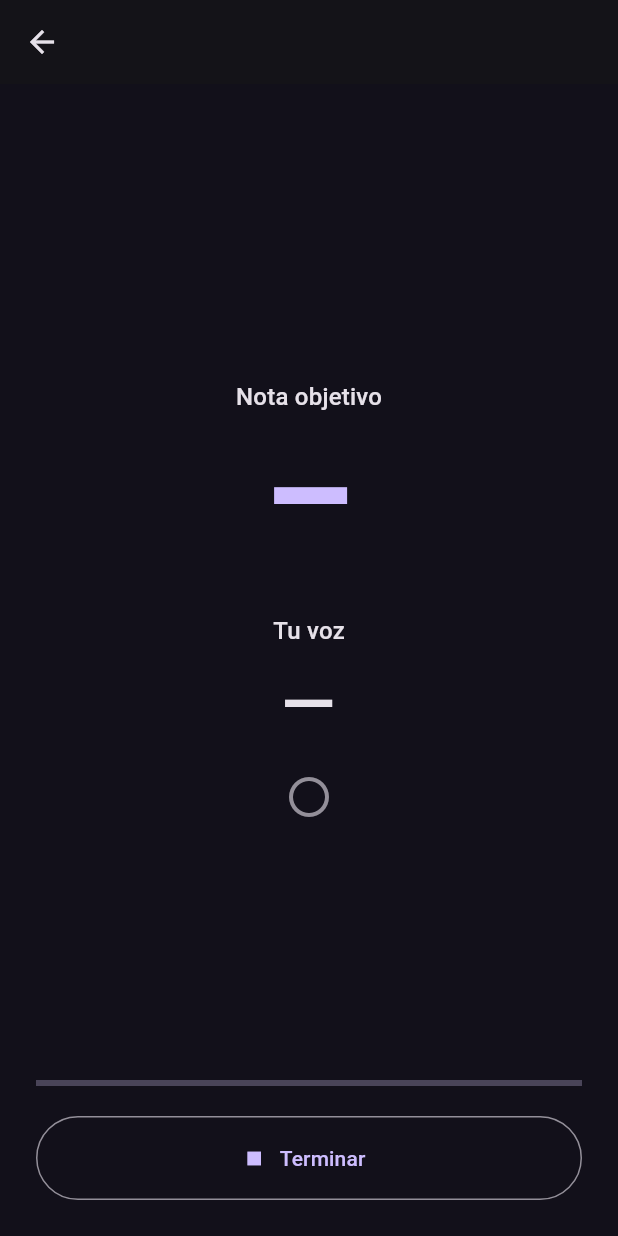
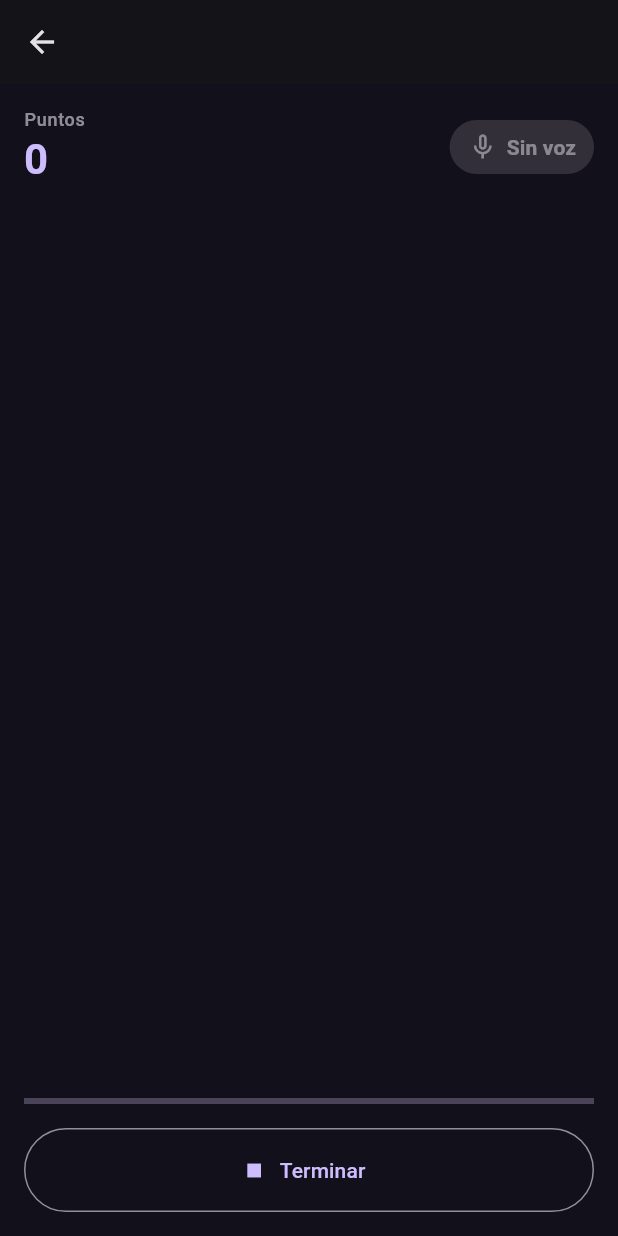
Before and after one commit to alexisfagnolad-beep/app-karaoke-musica, a Flutter app: the KaraokeScreen screen opened directly with empty values, after a tap on "Empezar a cantar", on a phone screen of 412 x 824 dp. Run offline on Flutter 3.47's test engine with Material 3 defaults, Android fonts, the phone set to English and light mode, and no system bars; our stand-ins replace file_picker, flutter_secure_storage, just_audio, open_filex, package_info_plus, permission_handler; missing offline and left inert: flutter_audio_capture, pitch_detector_dart; accounts and stored records are empty; network calls fail.

Commit message:
Karaoke visual: barras de melodía estilo SingStar con puntaje en vivo
La práctica melódica ahora es un juego: la línea melódica se dibuja como
barras que se desplazan (largo de la barra = duración/fraseo de la nota). Al
cantar sobre la barra afinado, se ilumina y suma puntos; si desafinás, tu voz
aparece como una barrita más tenue arriba (agudo) o abajo (grave). Solo suma
puntos mientras estás sobre la barra, y sostener la nota entera suma más.

- Melody.notes(): agrupa cuadros en notas sostenidas (barras), puentea
  micro-silencios y descarta jitter. Validado localmente.
- KaraokeController: estado en vivo (notes, noteLit por barra, activeNote,
  livePitch, liveScore, direction agudo/grave) actualizado por frame de mic.
- PitchRollView: CustomPainter que dibuja las barras scrolleando a ~60fps,
  la iluminación de lo cantado, la línea "ahora" y tu voz plegada a la octava
  del objetivo (verde si pegás, ámbar tenue si no).
- KaraokeScreen: reemplaza el texto grande por el pitch-roll + encabezado con
  puntaje en vivo e indicador Afinado/Agudo/Grave. El puntaje final no cambia.

Co-Authored-By: Claude Opus 4.8 <noreply@anthropic.com>
Claude-Session: https://claude.ai/code/session_01YTrSmuHpnRj1oa43gKrDhM

```diff
--- a/lib/features/karaoke/data/karaoke_controller.dart
+++ b/lib/features/karaoke/data/karaoke_controller.dart
@@ -44,6 +44,32 @@ class KaraokeController extends ChangeNotifier {
   MelodyFrame? _target;
   int _hits = 0;
 
+  // --- Estado del juego melódico en vivo (barras estilo karaoke) ---
+  /// Notas de la melodía como barras (fraseo). Vacío en modo rítmico.
+  List<MelodyNote> notes = const [];
+
+  /// Cuánto se "iluminó" cada barra (0..1): fracción de su duración cantada
+  /// afinada. Paralelo a [notes].
+  List<double> noteLit = const [];
+
+  /// Índice de la barra activa (la que suena ahora), o null.
+  int? activeNote;
+
+  /// Nota MIDI continua que está cantando el usuario ahora, o null.
+  double? _livePitch;
+
+  /// Puntaje en vivo, va sumando mientras cantás sobre la barra.
+  double _liveScore = 0;
+
+  /// Afinación respecto de la barra activa: -1 grave (abajo), +1 agudo
+  /// (arriba), 0 afinado.
+  int _direction = 0;
+
+  double? _lastT;
+
+  /// Semitonos de tolerancia para considerar que "pegaste" la barra.
+  static const double onPitchTolerance = 1.5;
+
   KaraokeResult? melodicResult;
   RhythmResult? rhythmResult;
 
@@ -52,11 +78,16 @@ class KaraokeController extends ChangeNotifier {
   MusicalNote? get sung => _sung;
   MelodyFrame? get target => _target;
   int get hits => _hits;
+  double? get livePitch => _livePitch;
+  int get liveScore => _liveScore.floor();
+  int get direction => _direction;
   bool get finished => melodicResult != null || rhythmResult != null;
 
   Future<void> loadMelodic(String instrumentalPath, Melody melody) async {
     _melody = melody;
     _rhythm = null;
+    notes = melody.notes();
+    noteLit = List<double>.filled(notes.length, 0);
     await player.setAudioSource(AudioSource.uri(Uri.file(instrumentalPath)));
     player.playerStateStream.listen(_onPlayerState);
   }
@@ -83,6 +114,12 @@ class KaraokeController extends ChangeNotifier {
     _userOnsets.clear();
     _onset.reset();
     _hits = 0;
+    _liveScore = 0;
+    _direction = 0;
+    _lastT = null;
+    activeNote = null;
+    _livePitch = null;
+    if (noteLit.isNotEmpty) noteLit = List<double>.filled(notes.length, 0);
     notifyListeners();
 
     final status = await Permission.microphone.request();
@@ -97,8 +134,12 @@ class KaraokeController extends ChangeNotifier {
         await _capture.init();
         _capInited = true;
       }
-      await _capture.start(_onAudio, _onError,
-          sampleRate: sampleRate, bufferSize: bufferSize);
+      await _capture.start(
+        _onAudio,
+        _onError,
+        sampleRate: sampleRate,
+        bufferSize: bufferSize,
+      );
       _running = true;
       await player.seek(Duration.zero);
       player.play();
@@ -128,10 +169,49 @@ class KaraokeController extends ChangeNotifier {
       } else {
         _sung = null;
       }
+      _livePitch = midi;
       _samples.add(PerformanceSample(t, midi));
       _target = _melody!.frameAt(t);
+      _updateLiveGame(t, midi);
     }
     notifyListeners();
+  }
+
+  /// Actualiza barras activas, iluminación y puntaje en vivo.
+  void _updateLiveGame(double t, double? midi) {
+    final dt = _lastT == null ? 0.0 : (t - _lastT!).clamp(0.0, 0.25);
+    _lastT = t;
+
+    final idx = _noteIndexAt(t);
+    activeNote = idx;
+
+    if (idx == null || midi == null) {
+      _direction = 0;
+      return;
+    }
+
+    final diff = octaveFoldedDiff(midi, notes[idx].midi);
+    if (diff.abs() <= onPitchTolerance) {
+      _direction = 0;
+      // Iluminar la barra en proporción al tiempo cantado afinado.
+      final dur = notes[idx].duration;
+      if (dur > 0) {
+        noteLit[idx] = (noteLit[idx] + dt / dur).clamp(0.0, 1.0);
+      }
+      // Sumar puntos: más cerca de la nota y más sostenido = más puntaje.
+      final closeness = (1.0 - diff.abs() / onPitchTolerance).clamp(0.0, 1.0);
+      _liveScore += dt * (60 + 40 * closeness);
+    } else {
+      _direction = diff > 0 ? 1 : -1; // agudo (arriba) / grave (abajo).
+    }
+  }
+
+  /// Índice de la barra que suena en el instante [t], o null.
+  int? _noteIndexAt(double t) {
+    for (var i = 0; i < notes.length; i++) {
+      if (t >= notes[i].startT && t < notes[i].endT) return i;
+    }
+    return null;
   }
 
   void _onError(Object e) {
--- a/lib/features/karaoke/domain/melody.dart
+++ b/lib/features/karaoke/domain/melody.dart
@@ -6,7 +6,27 @@ class MelodyFrame {
   final int? midi; // nota MIDI objetivo, o null si no hay voz
   final bool voiced;
 
-  const MelodyFrame({required this.t, required this.midi, required this.voiced});
+  const MelodyFrame({
+    required this.t,
+    required this.midi,
+    required this.voiced,
+  });
+}
+
+/// Una nota sostenida de la melodía: una barra del karaoke. Su duración
+/// (endT - startT) refleja el fraseo — notas largas = barras largas.
+class MelodyNote {
+  final double startT;
+  final double endT;
+  final int midi;
+
+  const MelodyNote({
+    required this.startT,
+    required this.endT,
+    required this.midi,
+  });
+
+  double get duration => endT - startT;
 }
 
 /// Melodía de referencia generada por la PC (`melody.json`): la nota que debería
@@ -58,4 +78,60 @@ class Melody {
   double get durationSeconds => frames.isEmpty ? 0 : frames.last.t;
 
   bool get hasVoice => frames.any((f) => f.voiced && f.midi != null);
+
+  /// Agrupa los cuadros en notas sostenidas (barras del karaoke): tramos
+  /// contiguos con la misma nota MIDI. Notas más largas → barras más largas
+  /// (respeta el fraseo). Descarta tramos muy cortos (jitter del análisis).
+  ///
+  /// [minDuration]: dura­ción mínima (seg) para que un tramo cuente como nota.
+  /// [maxGap]: hueco máximo (seg) que se "puentea" entre dos tramos de la
+  /// misma nota (para no cortar una nota por micro-silencios del análisis).
+  List<MelodyNote> notes({double minDuration = 0.11, double maxGap = 0.12}) {
+    final result = <MelodyNote>[];
+    final dt = fps > 0 ? 1.0 / fps : 0.02;
+
+    int? curMidi;
+    double? start;
+    double? lastVoicedT;
+
+    void close() {
+      if (curMidi != null && start != null && lastVoicedT != null) {
+        final end = lastVoicedT! + dt;
+        if (end - start! >= minDuration) {
+          result.add(MelodyNote(startT: start!, endT: end, midi: curMidi!));
+        }
+      }
+      curMidi = null;
+      start = null;
+      lastVoicedT = null;
+    }
+
+    for (final f in frames) {
+      final voiced = f.voiced && f.midi != null;
+      if (!voiced) {
+        // Silencio: cerramos salvo que sea un hueco corto dentro de la nota.
+        if (curMidi != null &&
+            lastVoicedT != null &&
+            f.t - lastVoicedT! <= maxGap) {
+          continue; // puenteamos el micro-silencio.
+        }
+        close();
+        continue;
+      }
+      if (curMidi == null) {
+        curMidi = f.midi;
+        start = f.t;
+        lastVoicedT = f.t;
+      } else if (f.midi == curMidi) {
+        lastVoicedT = f.t;
+      } else {
+        close();
+        curMidi = f.midi;
+        start = f.t;
+        lastVoicedT = f.t;
+      }
+    }
+    close();
+    return result;
+  }
 }
--- a/lib/features/karaoke/presentation/karaoke_screen.dart
+++ b/lib/features/karaoke/presentation/karaoke_screen.dart
@@ -1,11 +1,9 @@
 import 'package:flutter/material.dart';
-import 'package:just_audio/just_audio.dart';
 
-import '../../pitch/domain/musical_note.dart';
 import '../data/karaoke_controller.dart';
 import '../domain/melody.dart';
 import '../domain/rhythm.dart';
-import '../domain/scoring.dart';
+import 'pitch_roll_view.dart';
 
 /// Pantalla de práctica con puntaje: reproduce el instrumental, muestra la guía
 /// en vivo (nota objetivo vs tu nota, o los golpes) y al final el puntaje.
@@ -46,11 +44,6 @@ class _KaraokeScreenState extends State<KaraokeScreen> {
     super.dispose();
   }
 
-  static String _midiName(int midi) {
-    final name = MusicalNote.noteNames[midi % 12];
-    return '$name${midi ~/ 12 - 1}';
-  }
-
   @override
   Widget build(BuildContext context) {
     return Scaffold(
@@ -74,77 +67,134 @@ class _KaraokeScreenState extends State<KaraokeScreen> {
   Widget _practiceView() {
     final theme = Theme.of(context);
     return Padding(
-      padding: const EdgeInsets.all(24),
+      padding: const EdgeInsets.all(16),
       child: Column(
         children: [
           if (_c.error != null)
             Container(
               width: double.infinity,
+              margin: const EdgeInsets.only(bottom: 12),
               padding: const EdgeInsets.all(12),
               decoration: BoxDecoration(
                 color: theme.colorScheme.errorContainer,
                 borderRadius: BorderRadius.circular(12),
               ),
-              child: Text(_c.error!,
-                  style: TextStyle(color: theme.colorScheme.onErrorContainer)),
+              child: Text(
+                _c.error!,
+                style: TextStyle(color: theme.colorScheme.onErrorContainer),
+              ),
             ),
-          const Spacer(),
-          if (_c.isRhythm) _rhythmLive() else _melodicLive(),
-          const Spacer(),
+          if (!_c.isRhythm) _melodicHeader(),
+          if (!_c.isRhythm) const SizedBox(height: 12),
+          Expanded(
+            child: _c.isRhythm
+                ? Center(child: _rhythmLive())
+                : PitchRollView(controller: _c),
+          ),
+          const SizedBox(height: 12),
           _progressBar(),
-          const SizedBox(height: 20),
+          const SizedBox(height: 16),
           if (!_c.running)
             FilledButton.icon(
               onPressed: _c.start,
               icon: const Icon(Icons.play_arrow),
               label: Text(_c.isRhythm ? 'Empezar a tocar' : 'Empezar a cantar'),
-              style: FilledButton.styleFrom(minimumSize: const Size.fromHeight(56)),
+              style: FilledButton.styleFrom(
+                minimumSize: const Size.fromHeight(56),
+              ),
             )
           else
             OutlinedButton.icon(
               onPressed: _c.stop,
               icon: const Icon(Icons.stop),
               label: const Text('Terminar'),
-              style: OutlinedButton.styleFrom(minimumSize: const Size.fromHeight(56)),
+              style: OutlinedButton.styleFrom(
+                minimumSize: const Size.fromHeight(56),
+              ),
             ),
         ],
       ),
     );
   }
 
-  Widget _melodicLive() {
+  /// Encabezado del modo melódico: puntaje en vivo + indicador de afinación.
+  Widget _melodicHeader() {
     final theme = Theme.of(context);
-    final target = _c.target;
-    final sung = _c.sung;
+    return Row(
+      mainAxisAlignment: MainAxisAlignment.spaceBetween,
+      crossAxisAlignment: CrossAxisAlignment.center,
+      children: [
+        Column(
+          crossAxisAlignment: CrossAxisAlignment.start,
+          children: [
+            Text(
+              'Puntos',
+              style: theme.textTheme.labelMedium?.copyWith(
+                color: theme.colorScheme.onSurface.withValues(alpha: 0.6),
+              ),
+            ),
+            Text(
+              '${_c.liveScore}',
+              style: theme.textTheme.headlineMedium?.copyWith(
+                fontWeight: FontWeight.bold,
+                color: theme.colorScheme.primary,
+              ),
+            ),
+          ],
+        ),
+        _tuningChip(),
+      ],
+    );
+  }
 
-    var close = false;
-    if (target?.midi != null && sung != null) {
-      close = octaveFoldedDiff(sung.midi.toDouble(), target!.midi!).abs() < 1.0;
+  Widget _tuningChip() {
+    final theme = Theme.of(context);
+    late final IconData icon;
+    late final String text;
+    late final Color color;
+
+    if (!_c.running) {
+      icon = Icons.multitrack_audio;
+      text = 'Cantá sobre las barras';
+      color = theme.colorScheme.onSurface.withValues(alpha: 0.6);
+    } else if (_c.livePitch == null) {
+      icon = Icons.mic_none;
+      text = 'Sin voz';
+      color = theme.colorScheme.onSurface.withValues(alpha: 0.5);
+    } else if (_c.direction == 0) {
+      icon = Icons.check_circle;
+      text = 'Afinado';
+      color = const Color(0xFF4AE3B5);
+    } else if (_c.direction > 0) {
+      icon = Icons.keyboard_arrow_up;
+      text = 'Agudo';
+      color = const Color(0xFFFFB74D);
+    } else {
+      icon = Icons.keyboard_arrow_down;
+      text = 'Grave';
+      color = const Color(0xFFFFB74D);
     }
-    final targetText =
-        (target != null && target.voiced && target.midi != null)
-            ? _midiName(target.midi!)
-            : '–';
-    final sungText = sung?.name != null ? '${sung!.name}${sung.octave}' : '–';
 
-    return Column(
-      children: [
-        Text('Nota objetivo', style: theme.textTheme.titleMedium),
-        Text(targetText,
-            style: theme.textTheme.displayLarge?.copyWith(
-                fontSize: 96, fontWeight: FontWeight.bold,
-                color: theme.colorScheme.primary)),
-        const SizedBox(height: 24),
-        Text('Tu voz', style: theme.textTheme.titleMedium),
-        Text(sungText,
-            style: theme.textTheme.displayMedium?.copyWith(
-                fontSize: 64,
-                color: close ? Colors.greenAccent : theme.colorScheme.onSurface)),
-        const SizedBox(height: 8),
-        Icon(close ? Icons.check_circle : Icons.circle_outlined,
-            color: close ? Colors.greenAccent : theme.colorScheme.outline,
-            size: 32),
-      ],
+    return Container(
+      padding: const EdgeInsets.symmetric(horizontal: 12, vertical: 8),
+      decoration: BoxDecoration(
+        color: color.withValues(alpha: 0.15),
+        borderRadius: BorderRadius.circular(20),
+      ),
+      child: Row(
+        mainAxisSize: MainAxisSize.min,
+        children: [
+          Icon(icon, color: color, size: 20),
+          const SizedBox(width: 6),
+          Text(
+            text,
+            style: theme.textTheme.labelLarge?.copyWith(
+              color: color,
+              fontWeight: FontWeight.w600,
+            ),
+          ),
+        ],
+      ),
     );
   }
 
@@ -161,7 +211,8 @@ class _KaraokeScreenState extends State<KaraokeScreen> {
               ? 'Tocá siguiendo el ritmo de la canción'
               : 'Tocá "Empezar" y seguí el ritmo',
           style: theme.textTheme.bodyMedium?.copyWith(
-              color: theme.colorScheme.onSurface.withValues(alpha: 0.7)),
+            color: theme.colorScheme.onSurface.withValues(alpha: 0.7),
+          ),
         ),
       ],
     );
@@ -189,8 +240,12 @@ class _KaraokeScreenState extends State<KaraokeScreen> {
   // ---------- Resultado ----------
   Widget _resultView() {
     final theme = Theme.of(context);
-    final score = _c.isRhythm ? _c.rhythmResult!.score : _c.melodicResult!.score;
-    final label = _c.isRhythm ? _c.rhythmResult!.label : _c.melodicResult!.label;
+    final score = _c.isRhythm
+        ? _c.rhythmResult!.score
+        : _c.melodicResult!.score;
+    final label = _c.isRhythm
+        ? _c.rhythmResult!.label
+        : _c.melodicResult!.label;
 
     final details = _c.isRhythm
         ? [
@@ -210,11 +265,14 @@ class _KaraokeScreenState extends State<KaraokeScreen> {
         children: [
           Text(label, style: theme.textTheme.headlineSmall),
           const SizedBox(height: 12),
-          Text(score.toStringAsFixed(0),
-              style: theme.textTheme.displayLarge?.copyWith(
-                  fontSize: 120,
-                  fontWeight: FontWeight.bold,
-                  color: theme.colorScheme.primary)),
+          Text(
+            score.toStringAsFixed(0),
+            style: theme.textTheme.displayLarge?.copyWith(
+              fontSize: 120,
+              fontWeight: FontWeight.bold,
+              color: theme.colorScheme.primary,
+            ),
+          ),
           Text('puntos', style: theme.textTheme.titleMedium),
           const SizedBox(height: 32),
           ...details,
@@ -256,8 +314,10 @@ class _KaraokeScreenState extends State<KaraokeScreen> {
             ),
           ),
           const SizedBox(width: 12),
-          Text('${(value01 * 100).toStringAsFixed(0)}%',
-              style: theme.textTheme.bodyMedium),
+          Text(
+            '${(value01 * 100).toStringAsFixed(0)}%',
+            style: theme.textTheme.bodyMedium,
+          ),
         ],
       ),
     );
--- /dev/null
+++ b/lib/features/karaoke/presentation/pitch_roll_view.dart
@@ -0,0 +1,184 @@
+import 'dart:math' as math;
+
+import 'package:flutter/material.dart';
+
+import '../data/karaoke_controller.dart';
+import '../domain/scoring.dart';
+
+/// Vista tipo karaoke (SingStar): la línea melódica dibujada como barras que
+/// se desplazan de derecha a izquierda. Cuando cantás sobre la barra, se
+/// ilumina; si desafinás, tu voz aparece como una barrita más tenue arriba
+/// (agudo) o abajo (grave) de la nota objetivo.
+class PitchRollView extends StatefulWidget {
+  const PitchRollView({super.key, required this.controller});
+
+  final KaraokeController controller;
+
+  @override
+  State<PitchRollView> createState() => _PitchRollViewState();
+}
+
+class _PitchRollViewState extends State<PitchRollView>
+    with SingleTickerProviderStateMixin {
+  // Anima el desplazamiento a ~60 fps repintando cada frame.
+  late final AnimationController _ticker = AnimationController(
+    vsync: this,
+    duration: const Duration(seconds: 1),
+  )..repeat();
+
+  @override
+  void dispose() {
+    _ticker.dispose();
+    super.dispose();
+  }
+
+  @override
+  Widget build(BuildContext context) {
+    final scheme = Theme.of(context).colorScheme;
+    return ClipRRect(
+      borderRadius: BorderRadius.circular(20),
+      child: CustomPaint(
+        painter: _PitchRollPainter(
+          controller: widget.controller,
+          repaint: _ticker,
+          barBase: scheme.onSurface.withValues(alpha: 0.12),
+          lit: const Color(0xFFE0457B),
+          glow: const Color(0xFFFF7FB0),
+          nowLine: scheme.onSurface.withValues(alpha: 0.25),
+          onPitch: const Color(0xFF4AE3B5),
+          offPitch: const Color(0xFFFFB74D),
+        ),
+        size: Size.infinite,
+      ),
+    );
+  }
+}
+
+class _PitchRollPainter extends CustomPainter {
+  _PitchRollPainter({
+    required this.controller,
+    required Listenable repaint,
+    required this.barBase,
+    required this.lit,
+    required this.glow,
+    required this.nowLine,
+    required this.onPitch,
+    required this.offPitch,
+  }) : super(repaint: repaint);
+
+  final KaraokeController controller;
+  final Color barBase;
+  final Color lit;
+  final Color glow;
+  final Color nowLine;
+  final Color onPitch;
+  final Color offPitch;
+
+  // Pixeles por segundo (velocidad del scroll) y posición de la línea "ahora".
+  static const double pps = 130.0;
+  static const double nowFrac = 0.28;
+
+  @override
+  void paint(Canvas canvas, Size size) {
+    final notes = controller.notes;
+    if (notes.isEmpty) return;
+
+    // Rango vertical de notas (con margen), para mapear MIDI -> y.
+    var minMidi = notes.first.midi.toDouble();
+    var maxMidi = minMidi;
+    for (final n in notes) {
+      minMidi = math.min(minMidi, n.midi.toDouble());
+      maxMidi = math.max(maxMidi, n.midi.toDouble());
+    }
+    minMidi -= 2.5;
+    maxMidi += 2.5;
+    final range = math.max(1.0, maxMidi - minMidi);
+
+    double yFor(double midi) => size.height * (1.0 - (midi - minMidi) / range);
+
+    final pos = controller.player.position.inMilliseconds / 1000.0;
+    final nowX = size.width * nowFrac;
+    double xFor(double t) => nowX + (t - pos) * pps;
+
+    // Alto de cada barra (un poco menos que el espacio de un semitono).
+    final barH = (size.height / range * 0.7).clamp(9.0, 22.0);
+
+    final basePaint = Paint()..color = barBase;
+    final litPaint = Paint()..color = lit;
+
+    // Barras de la melodía.
+    for (var i = 0; i < notes.length; i++) {
+      final n = notes[i];
+      final x0 = xFor(n.startT);
+      final x1 = xFor(n.endT);
+      if (x1 < -4 || x0 > size.width + 4) continue;
+      final y = yFor(n.midi.toDouble());
+      final rect = RRect.fromRectAndRadius(
+        Rect.fromLTWH(x0, y - barH / 2, math.max(2.0, x1 - x0), barH),
+        Radius.circular(barH / 2),
+      );
+      canvas.drawRRect(rect, basePaint);
+
+      final litFrac = i < controller.noteLit.length
+          ? controller.noteLit[i]
+          : 0.0;
+      if (litFrac > 0) {
+        final fillW = math.max(2.0, (x1 - x0) * litFrac);
+        canvas.drawRRect(
+          RRect.fromRectAndRadius(
+            Rect.fromLTWH(x0, y - barH / 2, fillW, barH),
+            Radius.circular(barH / 2),
+          ),
+          litPaint,
+        );
+      }
+
+      if (controller.activeNote == i) {
+        canvas.drawRRect(
+          rect,
+          Paint()
+            ..style = PaintingStyle.stroke
+            ..strokeWidth = 2.5
+            ..color = glow,
+        );
+      }
+    }
+
+    // Línea "ahora".
+    canvas.drawLine(
+      Offset(nowX, 0),
+      Offset(nowX, size.height),
+      Paint()
+        ..color = nowLine
+        ..strokeWidth = 2,
+    );
+
+    // Tu voz: barrita en la línea "ahora", a la altura de tu afinación.
+    final sung = controller.livePitch;
+    if (sung != null) {
+      final idx = controller.activeNote;
+      double disp = sung;
+      var hit = false;
+      if (idx != null) {
+        // Plegamos a la octava del objetivo para que no salte de octava.
+        disp = notes[idx].midi + octaveFoldedDiff(sung, notes[idx].midi);
+        hit =
+            (disp - notes[idx].midi).abs() <=
+            KaraokeController.onPitchTolerance;
+      }
+      disp = disp.clamp(minMidi, maxMidi);
+      final y = yFor(disp);
+      final color = hit ? onPitch : offPitch.withValues(alpha: 0.75);
+      canvas.drawRRect(
+        RRect.fromRectAndRadius(
+          Rect.fromLTWH(nowX - 16, y - barH / 2, 32, barH),
+          Radius.circular(barH / 2),
+        ),
+        Paint()..color = color,
+      );
+    }
+  }
+
+  @override
+  bool shouldRepaint(covariant _PitchRollPainter oldDelegate) => true;
+}
```
Also changed, not shown: lib/features/karaoke/domain/rhythm.dart (+11 -3 lines), lib/features/karaoke/presentation/practice_setup_screen.dart (+13 -5 lines).
